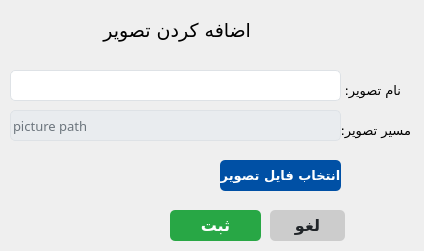
Qt form resources/ui_design/add_edit_images.ui (akhalili-me/Clinic-management-pyqt5) before a commit.
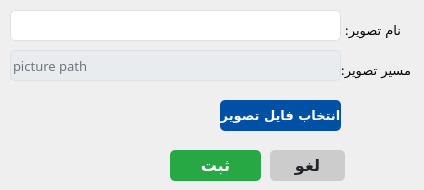
The same form after that commit.

Commit message: Add workers to databaase operation. make database operations async. save relative image path.

```diff
--- a/resources/ui_design/add_edit_images.ui
+++ b/resources/ui_design/add_edit_images.ui
@@ -7,19 +7,19 @@
     <x>0</x>
     <y>0</y>
     <width>424</width>
-    <height>251</height>
+    <height>190</height>
    </rect>
   </property>
   <property name="minimumSize">
    <size>
     <width>424</width>
-    <height>251</height>
+    <height>190</height>
    </size>
   </property>
   <property name="maximumSize">
    <size>
     <width>424</width>
-    <height>251</height>
+    <height>190</height>
    </size>
   </property>
   <property name="windowTitle">
@@ -29,15 +29,15 @@
    <property name="geometry">
     <rect>
      <x>170</x>
-     <y>210</y>
+     <y>150</y>
      <width>91</width>
      <height>31</height>
     </rect>
    </property>
    <property name="font">
     <font>
-     <family>Vazirmatn,sans-serif</family>
-     <pointsize>-1</pointsize>
+     <family>Vazirmatn</family>
+     <pointsize>12</pointsize>
      <weight>75</weight>
      <bold>true</bold>
      <underline>false</underline>
@@ -50,11 +50,8 @@
     color: white; /* White text */
     border: none;
     border-radius: 5px; /* Rounded corners */
-    font-size: 16px; /* Font size */
-    font-weight: bold; /* Bold text */
     text-align: center;
     text-decoration: none;
-    font-family: 'Vazirmatn', sans-serif; /* Font family */
 }
 
 QPushButton:hover {
@@ -74,15 +71,15 @@
    <property name="geometry">
     <rect>
      <x>270</x>
-     <y>210</y>
+     <y>150</y>
      <width>75</width>
      <height>31</height>
     </rect>
    </property>
    <property name="font">
     <font>
-     <family>Vazirmatn,sans-serif</family>
-     <pointsize>-1</pointsize>
+     <family>Vazirmatn</family>
+     <pointsize>12</pointsize>
      <weight>75</weight>
      <bold>true</bold>
      <underline>false</underline>
@@ -98,11 +95,8 @@
     color: #212529; /* Dark text */
     border: none;
     border-radius: 5px; /* Rounded corners */
-    font-size: 16px; /* Font size */
-    font-weight: bold; /* Bold text */
     text-align: center;
     text-decoration: none;
-    font-family: 'Vazirmatn', sans-serif; /* Font family */
 }
 
 QPushButton:hover {
@@ -125,7 +119,7 @@
    <property name="geometry">
     <rect>
      <x>10</x>
-     <y>70</y>
+     <y>10</y>
      <width>331</width>
      <height>31</height>
     </rect>
@@ -145,7 +139,6 @@
    <property name="font">
     <font>
      <family>Vazirmatn,sans-serif</family>
-     <pointsize>-1</pointsize>
     </font>
    </property>
    <property name="layoutDirection">
@@ -157,8 +150,6 @@
     background-color: #ffffff; /* White background */
     border: 1px solid #dee2e6; /* Light grey border */
     border-radius: 5px; /* Rounded corners */
-    font-family: 'Vazirmatn', sans-serif; /* Font family */
-    font-size: 16px; /* Font size */
     color: #343a40; /* Dark grey text color */
     outline: none; /* Remove default outline */
 }
@@ -189,7 +180,7 @@
    <property name="geometry">
     <rect>
      <x>330</x>
-     <y>80</y>
+     <y>20</y>
      <width>71</width>
      <height>20</height>
     </rect>
@@ -208,14 +199,14 @@
    <property name="geometry">
     <rect>
      <x>220</x>
-     <y>160</y>
+     <y>100</y>
      <width>121</width>
      <height>31</height>
     </rect>
    </property>
    <property name="font">
     <font>
-     <family>Vazirmatn,sans-serif</family>
+     <family>Vazirmatn</family>
      <pointsize>10</pointsize>
      <weight>75</weight>
      <bold>true</bold>
@@ -229,10 +220,8 @@
     color: white; /* White text */
     border: none;
     border-radius: 5px; /* Rounded corners */
-    font-weight: bold; /* Bold text */
     text-align: center;
     text-decoration: none;
-    font-family: 'Vazirmatn', sans-serif; /* Font family */
 }
 
 QPushButton:hover {
@@ -252,7 +241,7 @@
    <property name="geometry">
     <rect>
      <x>340</x>
-     <y>120</y>
+     <y>60</y>
      <width>71</width>
      <height>21</height>
     </rect>
@@ -274,7 +263,7 @@
    <property name="geometry">
     <rect>
      <x>10</x>
-     <y>110</y>
+     <y>50</y>
      <width>331</width>
      <height>31</height>
     </rect>
@@ -335,25 +324,6 @@
     <string>picture path</string>
    </property>
   </widget>
-  <widget class="QLabel" name="title_lbl">
-   <property name="geometry">
-    <rect>
-     <x>60</x>
-     <y>10</y>
-     <width>191</width>
-     <height>41</height>
-    </rect>
-   </property>
-   <property name="font">
-    <font>
-     <family>B Titr</family>
-     <pointsize>14</pointsize>
-    </font>
-   </property>
-   <property name="text">
-    <string>اضافه کردن تصویر</string>
-   </property>
-  </widget>
  </widget>
  <resources/>
  <connections/>
```
The commit also changes 44 other files.
